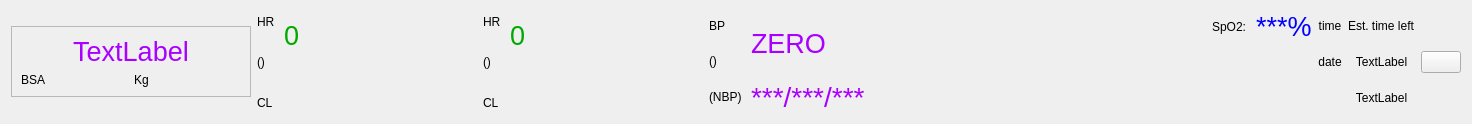
This is src/recorder/ui/patientstatusbar.ui in mannd/epsimulator as Qt 5 draws it before an edit. The edited form follows.
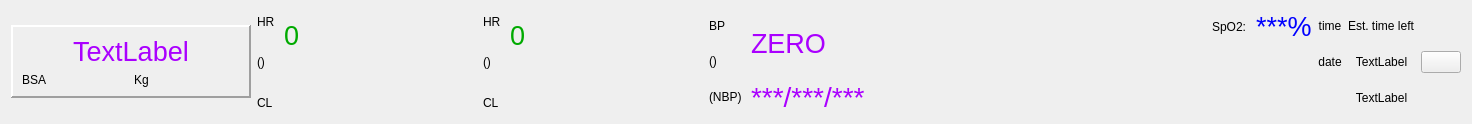
This is the edited form. Icons and pictures are not drawn.

Commit message: r649@Sluggo:  mannd | 2008-04-07 19:39:36 -0400  tweaked the patientInformationFrame to act like a button just like Prucka.  added confirming dialog when closing Patient Information Dialog just like Prucka.  r650@Sluggo:  mannd | 2008-04-09 21:21:55 -0400  fixed formating problem in PatientInformationDialog  r651@Sluggo:  mannd | 2008-04-09 22:04:27 -0400  about to get rid of Settings class  r652@Sluggo:  mannd | 2008-04-10 18:38:58 -0400  eliminated Settings class

```diff
--- a/src/recorder/ui/patientstatusbar.ui
+++ b/src/recorder/ui/patientstatusbar.ui
@@ -39,11 +39,14 @@
         </size>
        </property>
        <property name="frameShape" >
-        <enum>QFrame::StyledPanel</enum>
+        <enum>QFrame::Panel</enum>
        </property>
        <property name="frameShadow" >
         <enum>QFrame::Raised</enum>
        </property>
+       <property name="lineWidth" >
+        <number>2</number>
+       </property>
        <layout class="QGridLayout" >
         <item row="0" column="0" colspan="2" >
          <widget class="QLabel" name="nameLabel" >
```
The commit also changes 39 other files.
